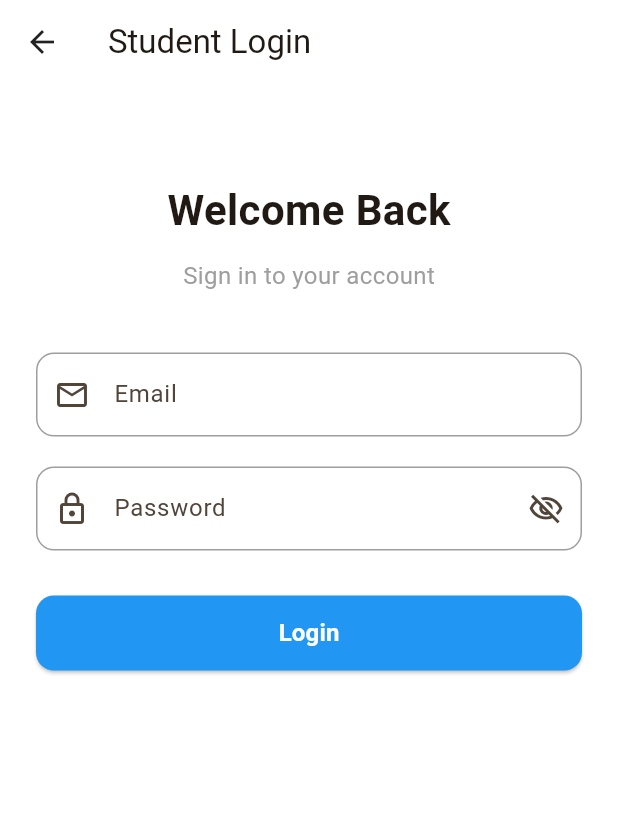
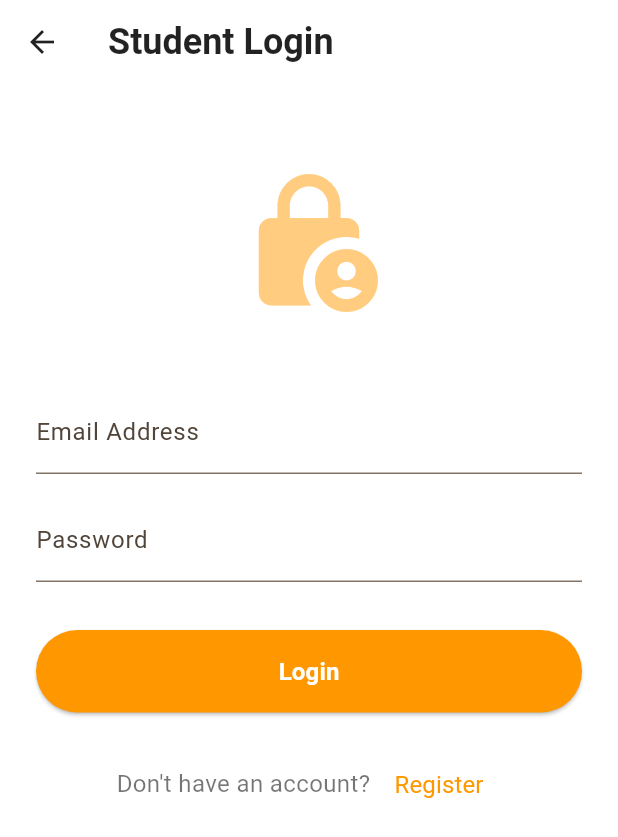
Before and after one commit to berarahul/QuickPlate-App, a Flutter app: the StudentLogin screen opened directly, on a phone screen of 412 x 824 dp. Shown: the top 837 px of the screen. Run offline on Flutter 3.47's test engine with Material 3 defaults, Android fonts, the phone set to English and light mode, and no system bars; our stand-ins replace connectivity_plus, dio, flutter_dotenv, image_picker, shared_preferences; accounts and stored records are empty.

Commit message:
feat: Implement login functionality with shared preferences and update routing

```diff
--- a/lib/core/app_exports.dart
+++ b/lib/core/app_exports.dart
@@ -10,3 +10,4 @@ export 'network/api_client.dart';
 export 'network/api_exceptions.dart';
 export 'network/network_info.dart';
 export 'network/network_provider.dart';
+export 'utils/shared_prefs_helper.dart';
--- a/lib/core/routes/app_routes.dart
+++ b/lib/core/routes/app_routes.dart
@@ -2,6 +2,7 @@ import 'package:flutter/material.dart';
 import '../../features/splash/views/splash.dart';
 import '../../features/onboarding/views/onboarding_screen.dart';
 import '../../features/auth/views/student_registration.dart';
+import '../../features/auth/views/student_login.dart';
 
 class AppRoutes {
   static const String splashScreen = '/splash';
@@ -16,5 +17,6 @@ class AppRoutes {
     splashScreen: (context) => const SplashScreen(),
     onboardingScreen: (context) => const OnboardingScreen(),
     studentRegistrationScreen: (context) => const StudentRegistration(),
+    loginScreen: (context) => const StudentLogin(),
   };
 }
--- /dev/null
+++ b/lib/features/auth/model/login_request.dart
@@ -0,0 +1,16 @@
+class LoginRequest {
+  final String email;
+  final String password;
+
+  LoginRequest({
+    required this.email,
+    required this.password,
+  });
+
+  Map<String, dynamic> toJson() {
+    return {
+      'email': email,
+      'password': password,
+    };
+  }
+}
--- a/lib/features/auth/views/student_login.dart
+++ b/lib/features/auth/views/student_login.dart
@@ -1,4 +1,9 @@
 import 'package:flutter/material.dart';
+import 'package:provider/provider.dart';
+
+import '../../../core/app_exports.dart';
+import '../model/login_request.dart';
+import '../provider/auth_provider.dart';
 
 class StudentLogin extends StatefulWidget {
   const StudentLogin({super.key});
@@ -9,16 +14,8 @@ class StudentLogin extends StatefulWidget {
 
 class _StudentLoginState extends State<StudentLogin> {
   final _formKey = GlobalKey<FormState>();
-  late TextEditingController _emailController;
-  late TextEditingController _passwordController;
-  bool _obscurePassword = true;
-
-  @override
-  void initState() {
-    super.initState();
-    _emailController = TextEditingController();
-    _passwordController = TextEditingController();
-  }
+  final _emailController = TextEditingController();
+  final _passwordController = TextEditingController();
 
   @override
   void dispose() {
@@ -27,123 +24,100 @@ class _StudentLoginState extends State<StudentLogin> {
     super.dispose();
   }
 
+  void _submit(BuildContext context) async {
+    if (_formKey.currentState!.validate()) {
+      final request = LoginRequest(
+        email: _emailController.text.trim(),
+        password: _passwordController.text.trim(),
+      );
+
+      final authProvider = context.read<AuthProvider>();
+
+      final success = await authProvider.login(request);
+
+      if (mounted) {
+        if (success) {
+           ScaffoldMessenger.of(context).showSnackBar(
+            SnackBar(
+              content: Text(authProvider.loginResponse?.message ?? 'Login Successful!'),
+              backgroundColor: Colors.green,
+            ),
+          );
+          // Navigate to Dashboard/Home route upon successful login
+          // Navigator.pushReplacementNamed(context, AppRoutes.homeScreen);
+        } else {
+          ScaffoldMessenger.of(context).showSnackBar(
+            SnackBar(
+              content: Text(authProvider.errorMessage ?? 'Login failed'),
+              backgroundColor: Colors.red,
+            ),
+          );
+        }
+      }
+    }
+  }
+
   @override
   Widget build(BuildContext context) {
     return Scaffold(
-      appBar: AppBar(title: const Text("Student Login"), elevation: 0),
-      body: SingleChildScrollView(
-        child: Padding(
+      backgroundColor: AppColors.background,
+      appBar: AppBar(
+        title: const Text('Student Login', style: AppTextStyles.titleLarge),
+      ),
+      body: SafeArea(
+        child: SingleChildScrollView(
           padding: const EdgeInsets.all(24.0),
           child: Form(
             key: _formKey,
             child: Column(
-              mainAxisAlignment: MainAxisAlignment.center,
+              crossAxisAlignment: CrossAxisAlignment.stretch,
               children: [
-                const SizedBox(height: 40),
-                // Logo or Title
-                const Text(
-                  'Welcome Back',
-                  style: TextStyle(fontSize: 28, fontWeight: FontWeight.bold),
+                const SizedBox(height: 32),
+                Icon(
+                  Icons.lock_person_rounded,
+                  size: 100,
+                  color: AppColors.primaryLight,
                 ),
-                const SizedBox(height: 12),
-                const Text(
-                  'Sign in to your account',
-                  style: TextStyle(fontSize: 16, color: Colors.grey),
-                ),
-                const SizedBox(height: 40),
-
-                // Email Field
+                const SizedBox(height: 48),
                 TextFormField(
                   controller: _emailController,
-                  decoration: InputDecoration(
-                    labelText: 'Email',
-                    hintText: 'Enter your email',
-                    prefixIcon: const Icon(Icons.email_outlined),
-                    border: OutlineInputBorder(borderRadius: BorderRadius.circular(12)),
-                    enabledBorder: OutlineInputBorder(
-                      borderRadius: BorderRadius.circular(12),
-                      borderSide: const BorderSide(color: Colors.grey),
-                    ),
-                  ),
-                  validator: (value) {
-                    if (value == null || value.isEmpty) {
-                      return 'Please enter your email';
-                    }
-                    if (!RegExp(
-                      r'^[a-zA-Z0-9._%+-]+@[a-zA-Z0-9.-]+\.[a-zA-Z]{2,}$',
-                    ).hasMatch(value)) {
-                      return 'Please enter a valid email';
-                    }
-                    return null;
-                  },
+                  decoration: const InputDecoration(labelText: 'Email Address'),
                   keyboardType: TextInputType.emailAddress,
+                  validator: (value) => value!.isEmpty ? 'Enter your email' : null,
                 ),
-                const SizedBox(height: 20),
-
-                // Password Field
+                const SizedBox(height: 16),
                 TextFormField(
                   controller: _passwordController,
-                  obscureText: _obscurePassword,
-                  decoration: InputDecoration(
-                    labelText: 'Password',
-                    hintText: 'Enter your password',
-                    prefixIcon: const Icon(Icons.lock_outlined),
-                    suffixIcon: IconButton(
-                      icon: Icon(
-                        _obscurePassword
-                            ? Icons.visibility_off_outlined
-                            : Icons.visibility_outlined,
-                      ),
-                      onPressed: () {
-                        setState(() {
-                          _obscurePassword = !_obscurePassword;
-                        });
-                      },
-                    ),
-                    border: OutlineInputBorder(borderRadius: BorderRadius.circular(12)),
-                    enabledBorder: OutlineInputBorder(
-                      borderRadius: BorderRadius.circular(12),
-                      borderSide: const BorderSide(color: Colors.grey),
-                    ),
-                  ),
-                  validator: (value) {
-                    if (value == null || value.isEmpty) {
-                      return 'Please enter your password';
+                  decoration: const InputDecoration(labelText: 'Password'),
+                  obscureText: true,
+                  validator: (value) => value!.isEmpty ? 'Enter your password' : null,
+                ),
+                const SizedBox(height: 32),
+
+                Consumer<AuthProvider>(
+                  builder: (context, authProvider, child) {
+                    if (authProvider.isLoading) {
+                      return const Center(child: CircularProgressIndicator(color: AppColors.primary));
                     }
-                    if (value.length < 6) {
-                      return 'Password must be at least 6 characters';
-                    }
-                    return null;
+
+                    return CustomElevatedButton(
+                      text: 'Login',
+                      onPressed: () => _submit(context),
+                    );
                   },
                 ),
-                const SizedBox(height: 30),
-
-                // Login Button
-                SizedBox(
-                  width: double.infinity,
-                  height: 50,
-                  child: ElevatedButton(
-                    onPressed: () {
-                      if (_formKey.currentState!.validate()) {
-                        // Handle login logic here
-                        ScaffoldMessenger.of(
-                          context,
-                        ).showSnackBar(const SnackBar(content: Text('Logging in...')));
-                      }
-                    },
-                    style: ElevatedButton.styleFrom(
-                      backgroundColor: Colors.blue,
-                      shape: RoundedRectangleBorder(borderRadius: BorderRadius.circular(12)),
+                const SizedBox(height: 24),
+                Row(
+                  mainAxisAlignment: MainAxisAlignment.center,
+                  children: [
+                    const Text('Don\'t have an account? ', style: AppTextStyles.bodyLarge),
+                    TextButton(
+                      onPressed: () {
+                        Navigator.pushReplacementNamed(context, AppRoutes.studentRegistrationScreen);
+                      },
+                      child: const Text('Register', style: AppTextStyles.textButton),
                     ),
-                    child: const Text(
-                      'Login',
-                      style: TextStyle(
-                        fontSize: 16,
-                        fontWeight: FontWeight.bold,
-                        color: Colors.white,
-                      ),
-                    ),
-                  ),
+                  ],
                 ),
               ],
             ),
--- a/lib/features/auth/views/student_registration.dart
+++ b/lib/features/auth/views/student_registration.dart
@@ -101,6 +101,7 @@ class _StudentRegistrationState extends State<StudentRegistration> {
             ),
           );
           // Navigate to some success view or login
+          Navigator.pushReplacementNamed(context, AppRoutes.loginScreen);
         } else {
           ScaffoldMessenger.of(context).showSnackBar(
             SnackBar(
--- a/pubspec.yaml
+++ b/pubspec.yaml
@@ -40,6 +40,7 @@ dependencies:
   image_picker: ^1.2.1
   crypto: ^3.0.7
   flutter_dotenv: ^6.0.0
+  shared_preferences: ^2.5.5
 
 dev_dependencies:
   flutter_test:
```
Also changed, not shown: lib/core/utils/shared_prefs_helper.dart (added, +26 -0 lines), lib/features/auth/model/login_response.dart (added, +77 -0 lines), lib/features/auth/provider/auth_provider.dart (+36 -0 lines), lib/features/auth/repository/auth_repository.dart (+9 -4 lines), lib/features/onboarding/provider/onboarding_provider.dart (+6 -4 lines), lib/features/onboarding/views/onboarding_screen.dart (+8 -5 lines), lib/features/splash/views/splash.dart (+13 -13 lines), pubspec.lock, 1 other file.
